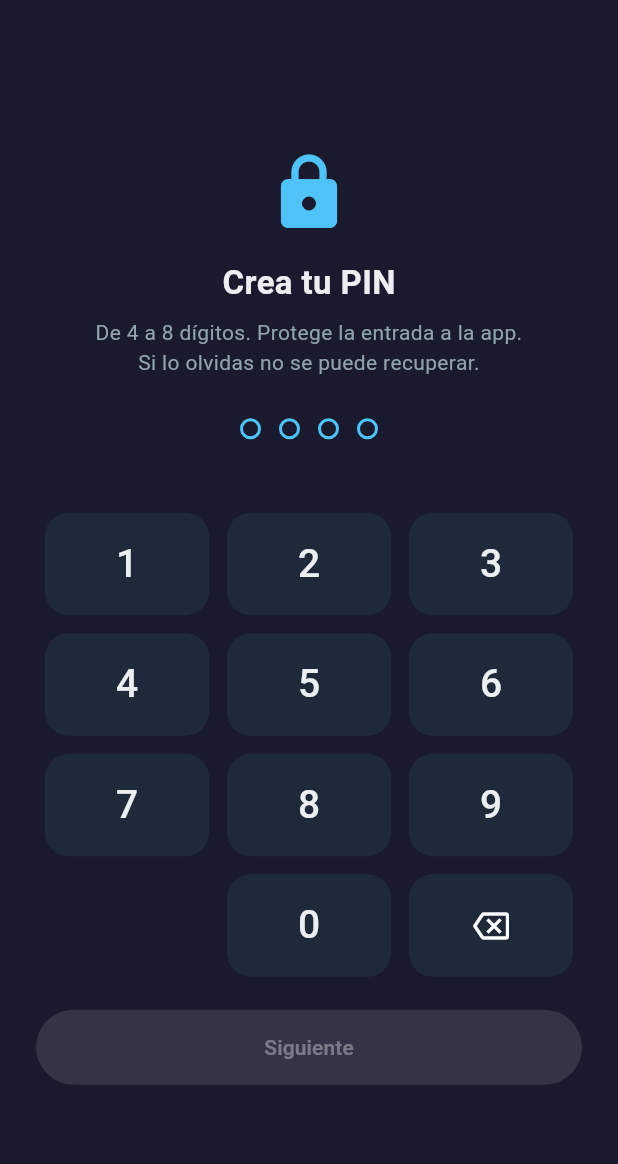
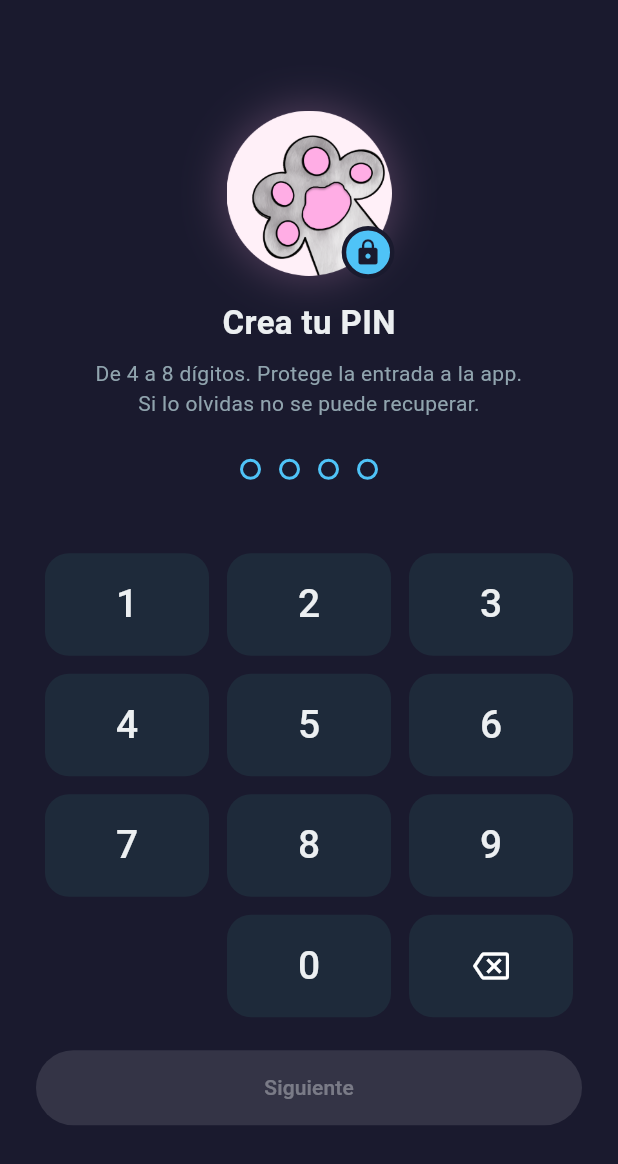
Before and after one commit to GatoJustiniano/flutter_boveda, a Flutter app: the screen it shows after launch, on a phone screen of 412 x 824 dp. Shown: the top 1164 px of the screen. Run offline on Flutter 3.47's test engine with Material 3 defaults, Android fonts, the phone set to English and light mode, and no system bars; our stand-ins replace flutter_secure_storage, local_auth, material_ui, shared_preferences.

Commit message:
mejora visual menor

```diff
--- a/lib/screens/lock_screen.dart
+++ b/lib/screens/lock_screen.dart
@@ -5,6 +5,7 @@ import 'package:material_ui/material_ui.dart';
 import '../services/app_lock.dart';
 import '../services/auth_service.dart';
 import '../theme/app_theme.dart';
+import '../widgets/app_logo.dart';
 
 /// Cubre toda la app mientras está bloqueada. Se coloca en MaterialApp.builder,
 /// por encima del Navigator, así nada de la bóveda queda visible ni accesible.
@@ -374,7 +375,7 @@ class _LockScaffold extends StatelessWidget {
               padding: const EdgeInsets.symmetric(horizontal: 24, vertical: 16),
               child: Column(
                 children: [
-                  const Icon(Icons.lock_rounded, size: 56, color: AppTheme.accentBlue),
+                  const AppLogo(),
                   const SizedBox(height: 16),
                   Text(title,
                       style: const TextStyle(fontSize: 22, fontWeight: FontWeight.w600)),
--- /dev/null
+++ b/lib/widgets/app_logo.dart
@@ -0,0 +1,60 @@
+import 'package:material_ui/material_ui.dart';
+
+import '../theme/app_theme.dart';
+
+/// Logo de la app (patita) en círculo, con un pequeño candado opcional.
+class AppLogo extends StatelessWidget {
+  final double size;
+  final bool showLock;
+
+  const AppLogo({super.key, this.size = 110, this.showLock = true});
+
+  @override
+  Widget build(BuildContext context) {
+    final badge = size * 0.32;
+    return SizedBox(
+      width: size,
+      height: size,
+      child: Stack(
+        clipBehavior: Clip.none,
+        children: [
+          Container(
+            decoration: BoxDecoration(
+              shape: BoxShape.circle,
+              boxShadow: [
+                BoxShadow(
+                  color: const Color(0xFFFFADE5).withValues(alpha: 0.25),
+                  blurRadius: 24,
+                  spreadRadius: 2,
+                ),
+              ],
+            ),
+            child: Image.asset(
+              'assets/icon/app_logo.png',
+              width: size,
+              height: size,
+              filterQuality: FilterQuality.medium,
+              semanticLabel: 'Logo de Bóveda',
+            ),
+          ),
+          if (showLock)
+            Positioned(
+              right: -2,
+              bottom: -2,
+              child: Container(
+                width: badge,
+                height: badge,
+                decoration: BoxDecoration(
+                  color: AppTheme.accentBlue,
+                  shape: BoxShape.circle,
+                  border: Border.all(color: AppTheme.primaryDark, width: 3),
+                ),
+                child: Icon(Icons.lock_rounded,
+                    size: badge * 0.55, color: AppTheme.primaryDark),
+              ),
+            ),
+        ],
+      ),
+    );
+  }
+}
```
Also changed, not shown: pubspec.yaml (+15 -0 lines), assets/icon/app_logo.png (added), assets/icon/icon.png (added), assets/icon/icon_foreground.png (added), assets/icon/logo_lagarrita.svg (added), pubspec.lock, 12 other files.
